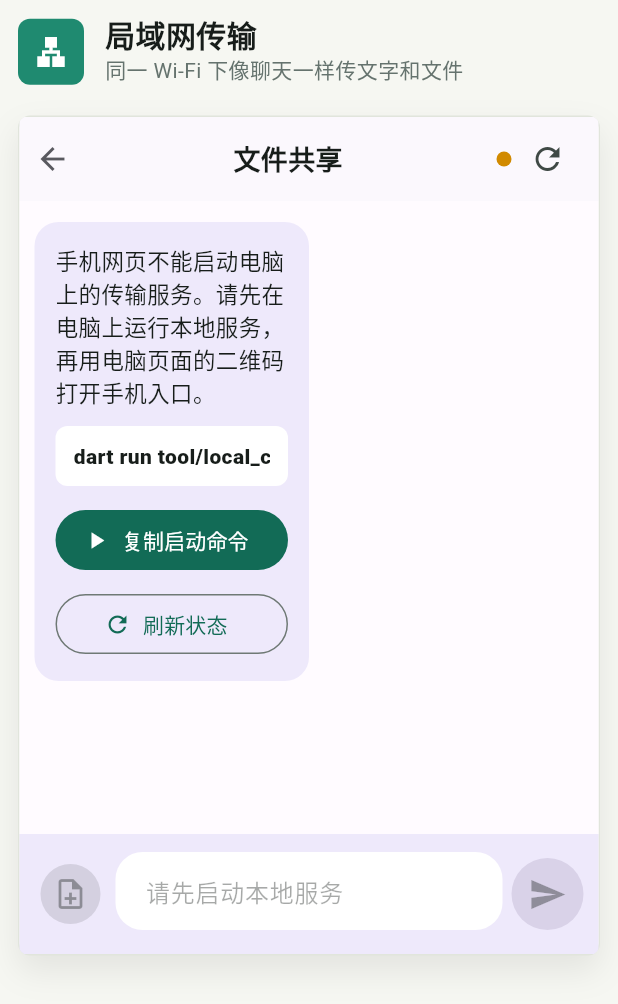
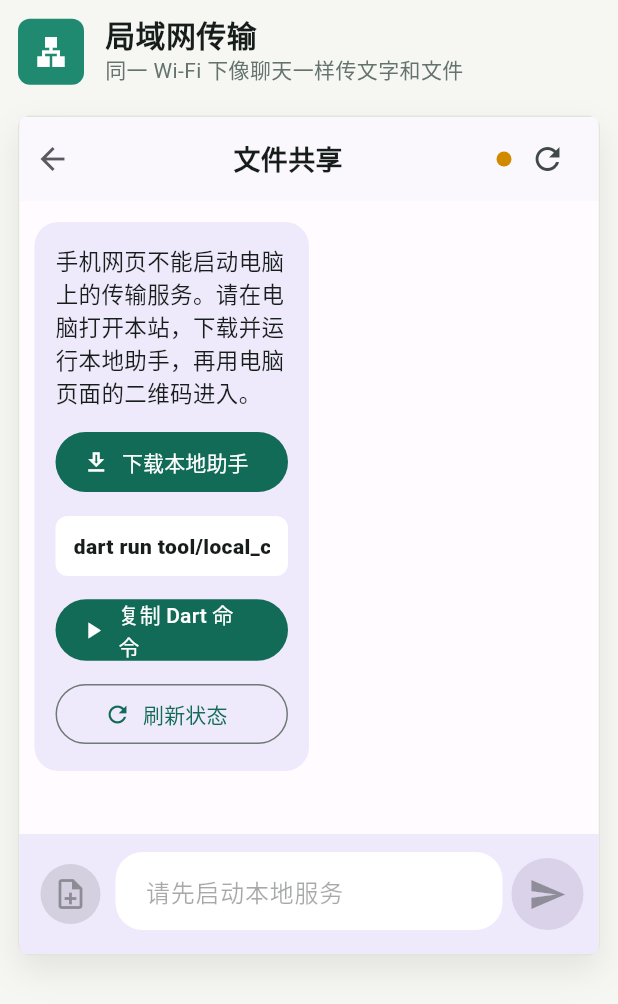
Before and after one commit to shinenyok/shinenyok.github.io, a Flutter app: the LanTransferPage widget shown alone on an empty page, opened directly, on a phone screen of 412 x 824 dp. Shown: the top 1004 px of the screen. Run offline on Flutter 3.47's test engine with Material 3 defaults, Android fonts, the phone set to English and light mode, and no system bars; our stand-ins replace flutter_html, pdf, printing, qr_flutter; missing offline and left inert: dart:html, file_saver, syncfusion_flutter_pdf.

Commit message:
Add standalone local server release workflow

```diff
--- a/lib/src/file_converter/file_converter_page.dart
+++ b/lib/src/file_converter/file_converter_page.dart
@@ -216,7 +216,7 @@ class _FileConverterPageState extends State<FileConverterPage> {
 
   String _localConverterUnavailableMessage() {
     if (!_localConverterStatus.isRunning) {
-      return '请先运行：dart run tool/local_converter_server.dart';
+      return '请先下载并运行本地助手；开发者也可运行 dart run tool/local_converter_server.dart';
     }
     if (_localConverterStatus.missingTools.isNotEmpty) {
       return '本地转换服务缺少：${_localConverterStatus.missingTools.join(', ')}';
@@ -735,7 +735,7 @@ String _localStatusText(
     return '正在检测本地转换服务...';
   }
   if (!status.isRunning) {
-    return '本地增强服务未连接。运行 dart run tool/local_converter_server.dart 后刷新。';
+    return '本地增强服务未连接。下载并运行本地助手后刷新。';
   }
   if (mode.canUseLocal(status)) {
     return '本地增强服务已连接。';
--- a/lib/src/lan_transfer/lan_transfer_page.dart
+++ b/lib/src/lan_transfer/lan_transfer_page.dart
@@ -7,10 +7,18 @@ import 'package:qr_flutter/qr_flutter.dart';
 
 import '../platform/web_file_actions_stub.dart'
     if (dart.library.html) '../platform/web_file_actions_web.dart';
+import '../platform/open_external_stub.dart'
+    if (dart.library.html) '../platform/open_external_web.dart';
 import 'lan_transfer_client_stub.dart'
     if (dart.library.html) 'lan_transfer_client_web.dart';
 
 const _lanTransferStartCommand = 'dart run tool/local_converter_server.dart';
+const _localServerReleaseUrl =
+    'https://github.com/shinenyok/shinenyok.github.io/releases/latest';
+
+void _openLocalServerRelease() {
+  unawaited(openExternalUrl(_localServerReleaseUrl));
+}
 
 class LanTransferPage extends StatefulWidget {
   const LanTransferPage({super.key});
@@ -158,7 +166,7 @@ class _LanTransferPageState extends State<LanTransferPage> {
   }
 
   Future<void> _copyStartCommand() async {
-    await _copyText(_lanTransferStartCommand, message: '已复制启动命令，请粘贴到终端运行。');
+    await _copyText(_lanTransferStartCommand, message: '已复制 Dart 启动命令。');
   }
 
   void _scrollToBottomSoon() {
@@ -489,7 +497,7 @@ class _DesktopStartPanel extends StatelessWidget {
         crossAxisAlignment: CrossAxisAlignment.start,
         children: [
           const Text(
-            '本地传输服务还没有连接。复制命令到终端运行后刷新。',
+            '本地传输服务还没有连接。没有 Dart 环境时，下载本地助手运行后刷新。',
             style: TextStyle(
               color: Color(0xff65736e),
               fontWeight: FontWeight.w700,
@@ -497,6 +505,23 @@ class _DesktopStartPanel extends StatelessWidget {
             ),
           ),
           const SizedBox(height: 12),
+          SizedBox(
+            width: double.infinity,
+            child: FilledButton.icon(
+              onPressed: _openLocalServerRelease,
+              icon: const Icon(Icons.download_outlined),
+              label: const Text('下载本地助手'),
+            ),
+          ),
+          const SizedBox(height: 12),
+          const Text(
+            '开发者命令',
+            style: TextStyle(
+              color: Color(0xff65736e),
+              fontWeight: FontWeight.w900,
+            ),
+          ),
+          const SizedBox(height: 8),
           Container(
             width: double.infinity,
             padding: const EdgeInsets.symmetric(horizontal: 12, vertical: 10),
@@ -513,10 +538,10 @@ class _DesktopStartPanel extends StatelessWidget {
           const SizedBox(height: 12),
           SizedBox(
             width: double.infinity,
-            child: FilledButton.icon(
+            child: OutlinedButton.icon(
               onPressed: onCopyStartCommand,
               icon: const Icon(Icons.play_arrow),
-              label: const Text('复制启动命令'),
+              label: const Text('复制 Dart 命令'),
             ),
           ),
           const SizedBox(height: 8),
@@ -841,9 +866,18 @@ class _StartServiceBubble extends StatelessWidget {
         children: [
           Text(
             isCompact
-                ? '手机网页不能启动电脑上的传输服务。请先在电脑上运行本地服务，再用电脑页面的二维码打开手机入口。'
-                : '本地传输服务还没有连接。浏览器不能直接启动本机进程，请复制命令到终端运行。',
+                ? '手机网页不能启动电脑上的传输服务。请在电脑打开本站，下载并运行本地助手，再用电脑页面的二维码进入。'
+                : '本地传输服务还没有连接。可以下载本地助手运行；开发者也可以复制 Dart 命令到终端。',
             style: TextStyle(fontSize: isCompact ? 15 : 16, height: 1.5),
+          ),
+          const SizedBox(height: 12),
+          SizedBox(
+            width: double.infinity,
+            child: FilledButton.icon(
+              onPressed: _openLocalServerRelease,
+              icon: const Icon(Icons.download_outlined),
+              label: const Text('下载本地助手'),
+            ),
           ),
           const SizedBox(height: 12),
           Container(
@@ -868,7 +902,7 @@ class _StartServiceBubble extends StatelessWidget {
               child: FilledButton.icon(
                 onPressed: onCopyStartCommand,
                 icon: const Icon(Icons.play_arrow),
-                label: const Text('复制启动命令'),
+                label: const Text('复制 Dart 命令'),
               ),
             ),
             const SizedBox(height: 8),
@@ -888,7 +922,7 @@ class _StartServiceBubble extends StatelessWidget {
                 FilledButton.icon(
                   onPressed: onCopyStartCommand,
                   icon: const Icon(Icons.play_arrow),
-                  label: const Text('复制启动命令'),
+                  label: const Text('复制 Dart 命令'),
                 ),
                 OutlinedButton.icon(
                   onPressed: onRefresh,
```
Also changed, not shown: 2 other files.
